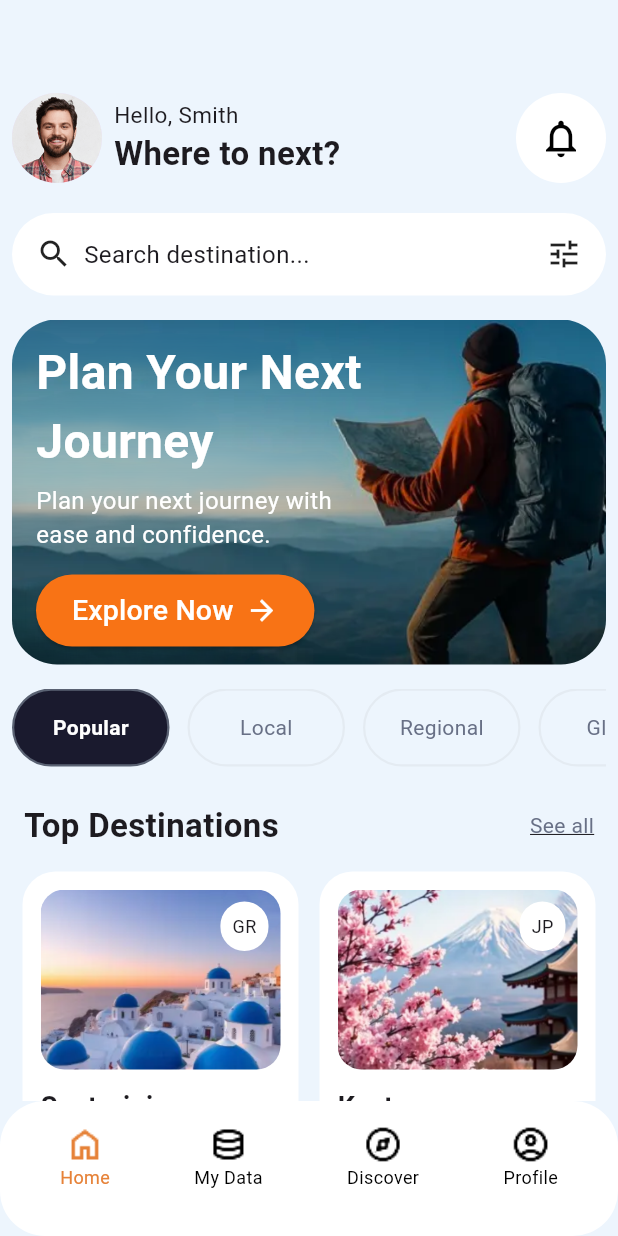
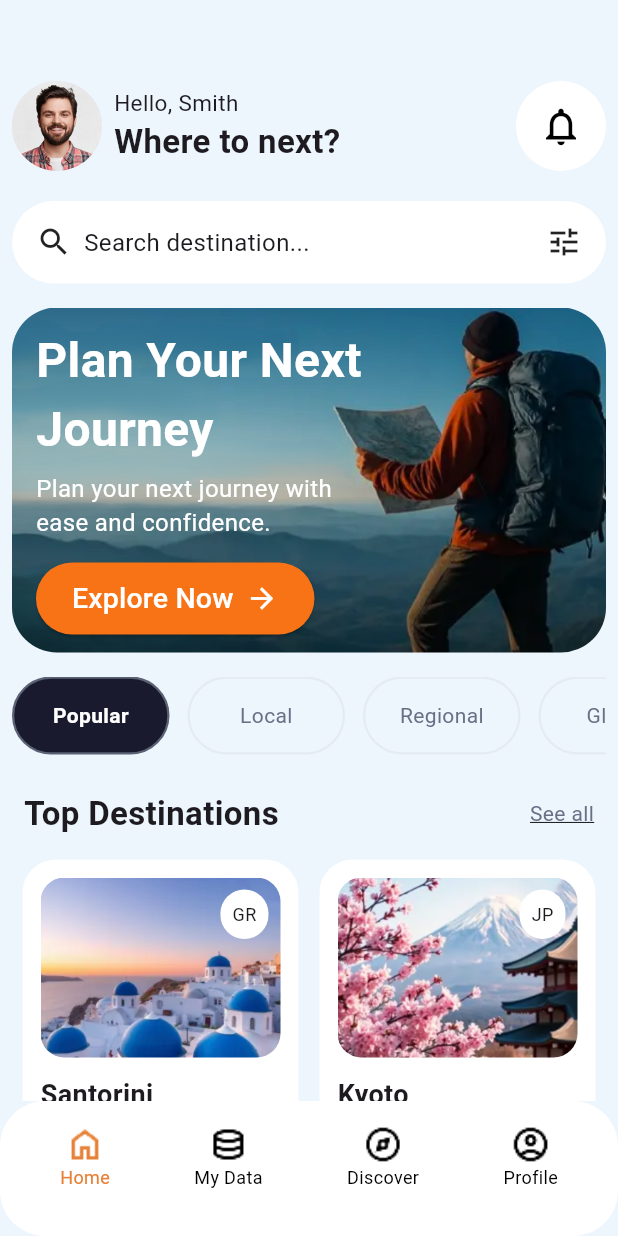
Before and after one commit to filipesec/travel_layout, a Flutter app: the screen it shows after launch, on a phone screen of 412 x 824 dp. Run offline on Flutter 3.47's test engine with Material 3 defaults, Android fonts, the phone set to English and light mode, and no system bars.

Commit message:
refactor: final project

```diff
--- a/lib/main.dart
+++ b/lib/main.dart
@@ -9,7 +9,10 @@ class MyApp extends StatelessWidget {
 
   @override
   Widget build(BuildContext context) {
-    return MaterialApp(home: const HomePage());
+    return MaterialApp(
+      debugShowCheckedModeBanner: false,
+      home: const HomePage(),
+    );
   }
 }
 
@@ -161,9 +164,11 @@ class _HomePageState extends State<HomePage> {
       body: SingleChildScrollView(
         child: Column(
           children: [
-            Padding(padding: EdgeInsets.only(top: 50)),
             //header
-            Padding(padding: EdgeInsets.all(8), child: HeaderCustom()),
+            Padding(
+              padding: EdgeInsets.only(left: 8, right: 8, top: 50, bottom: 8),
+              child: HeaderCustom(),
+            ),
 
             //campo de busca
             Padding(
@@ -663,5 +668,3 @@ class PromoText extends StatelessWidget {
     );
   }
 }
-
-//consertar o problema de alinhamento do top destinations depois
```
